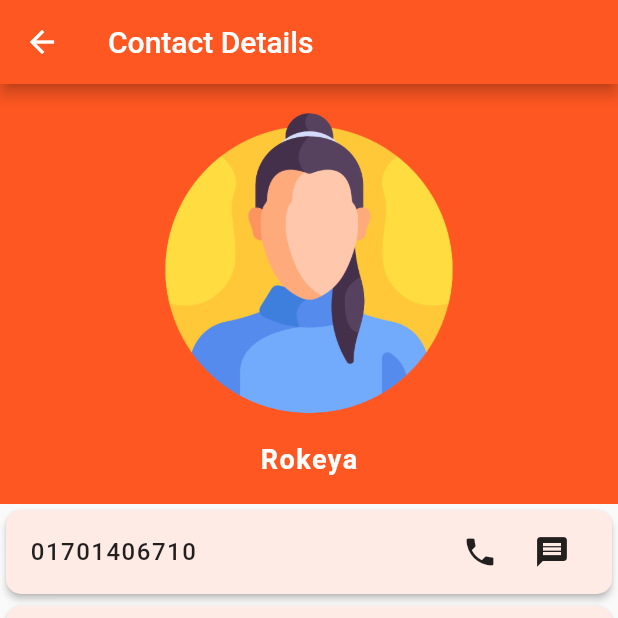
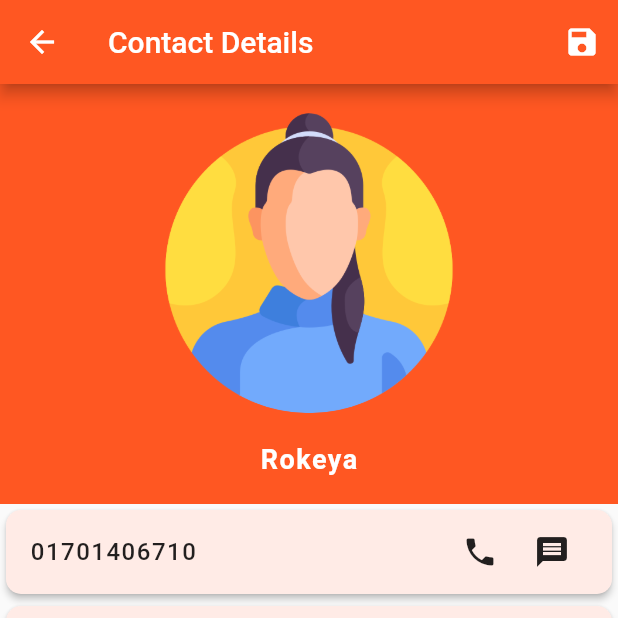
Before and after one commit to devfoyzur17/contact_list_app, a Flutter app: the ContactDetailsPage screen opened directly with sample values from the repository, on a phone screen of 412 x 824 dp, the top half of it. Run offline on Flutter 3.47's test engine with Material 2 defaults, Android fonts, the phone set to English and light mode, and no system bars; our stand-ins replace image_picker.

Commit message:
add edit data

```diff
--- a/lib/pages/contact_details_page.dart
+++ b/lib/pages/contact_details_page.dart
@@ -1,4 +1,4 @@
-// ignore_for_file: prefer_const_constructors
+// ignore_for_file: prefer_const_constructors, prefer_final_fields, unused_field
 
 import 'dart:io';
 
@@ -9,7 +9,9 @@ import 'package:url_launcher/url_launcher.dart';
 class ContactDetailsPage extends StatefulWidget {
   static const routeName = "/contact-details-page";
   final ContactModel contact;
-  ContactDetailsPage({Key? key, required this.contact}) : super(key: key);
+  final int index;
+  ContactDetailsPage({Key? key, required this.contact, required this.index})
+      : super(key: key);
 
   @override
   State<ContactDetailsPage> createState() => _ContactDetailsPageState();
@@ -18,6 +20,20 @@ class ContactDetailsPage extends StatefulWidget {
 class _ContactDetailsPageState extends State<ContactDetailsPage> {
   //late ContactModel contact;
   Size? size;
+  bool _editEmailState = false;
+  bool _editLocationState = false;
+  bool _editWebsiteState = false;
+  final emailController = TextEditingController();
+  final streetAddressController = TextEditingController();
+  final websiteController = TextEditingController();
+
+  @override
+  void dispose() {
+    emailController.dispose();
+    streetAddressController.dispose();
+    websiteController.dispose();
+    super.dispose();
+  }
 
   @override
   void didChangeDependencies() {
@@ -32,6 +48,9 @@ class _ContactDetailsPageState extends State<ContactDetailsPage> {
       appBar: AppBar(
         shadowColor: Colors.black,
         title: Text("Contact Details"),
+        actions: [
+          IconButton(onPressed: updateInformation, icon: Icon(Icons.save))
+        ],
       ),
       body: ListView(
         children: [
@@ -112,8 +131,12 @@ class _ContactDetailsPageState extends State<ContactDetailsPage> {
             color: Color(0xffffebe6),
             shadowColor: Colors.black,
             child: ListTile(
-              title: Text(
-                widget.contact.email == null || widget.contact.email!.isEmpty
+              title: _editEmailState
+                  ? cusstomTextField(
+                      "Enter your email", Icons.email_outlined, emailController)
+                  : Text(
+                      widget.contact.email == null ||
+                              widget.contact.email!.isEmpty
                           ? "No email added!"
                           : widget.contact.email.toString(),
                       style: widget.contact.email == null ||
@@ -125,7 +148,10 @@ class _ContactDetailsPageState extends State<ContactDetailsPage> {
                               letterSpacing: 1),
                     ),
               trailing: IconButton(
-                  onPressed: _makeEmail,
+                  onPressed: widget.contact.email!.isEmpty ||
+                          widget.contact.email == null
+                      ? editEmail
+                      : _makeEmail,
                   icon: widget.contact.email == null ||
                           widget.contact.email!.isEmpty
                       ? Icon(
@@ -145,7 +171,10 @@ class _ContactDetailsPageState extends State<ContactDetailsPage> {
             color: Color(0xffffebe6),
             shadowColor: Colors.black,
             child: ListTile(
-              title: Text(
+              title: _editLocationState
+                  ? cusstomTextField("Enter your location", Icons.location_city,
+                      streetAddressController)
+                  : Text(
                       widget.contact.streetAddredd == null ||
                               widget.contact.streetAddredd!.isEmpty
                           ? "No location added!"
@@ -159,7 +188,10 @@ class _ContactDetailsPageState extends State<ContactDetailsPage> {
                               letterSpacing: 1),
                     ),
               trailing: IconButton(
-                  onPressed: _makeCurrentLocation,
+                  onPressed: widget.contact.email!.isEmpty ||
+                          widget.contact.email == null
+                      ? editLocation
+                      : _makeCurrentLocation,
                   icon: widget.contact.streetAddredd == null ||
                           widget.contact.streetAddredd!.isEmpty
                       ? Icon(
@@ -179,7 +211,10 @@ class _ContactDetailsPageState extends State<ContactDetailsPage> {
             color: Color(0xffffebe6),
             shadowColor: Colors.black,
             child: ListTile(
-              title: Text(
+              title: _editWebsiteState
+                  ? cusstomTextField(
+                      "Enter your website", Icons.language, websiteController)
+                  : Text(
                       widget.contact.website == null ||
                               widget.contact.website!.isEmpty
                           ? "No website added!"
@@ -193,7 +228,10 @@ class _ContactDetailsPageState extends State<ContactDetailsPage> {
                               letterSpacing: 1),
                     ),
               trailing: IconButton(
-                  onPressed: _makeWebsite,
+                  onPressed: widget.contact.email!.isEmpty ||
+                          widget.contact.email == null
+                      ? editWebsite
+                      : _makeWebsite,
                   icon: widget.contact.website == null ||
                           widget.contact.website!.isEmpty
                       ? Icon(
@@ -255,4 +293,60 @@ class _ContactDetailsPageState extends State<ContactDetailsPage> {
       throw "Something wrong";
     }
   }
+
+  void editEmail() {
+    setState(() {
+      _editEmailState = !_editEmailState;
+    });
   }
+
+  void editLocation() {
+    setState(() {
+      _editLocationState = !_editLocationState;
+    });
+  }
+
+  void editWebsite() {
+    setState(() {
+      _editWebsiteState = !_editWebsiteState;
+    });
+  }
+
+  void updateInformation() {
+  ContactModel updateData =  ContactModel(
+        name: widget.contact.name,
+        mobile: widget.contact.mobile,
+        dateOfBirth: widget.contact.dateOfBirth,
+        email: emailController.text,
+        gender: widget.contact.gender,
+        image: widget.contact.image,
+        streetAddredd: streetAddressController.text,
+        website: websiteController.text);
+
+       contactListData[widget.index]=updateData;
+
+    Navigator.of(context).pop();
+  }
+
+  Widget cusstomTextField(String hint, IconData icon, controller) {
+    return TextField(
+      controller: controller,
+      style: TextStyle(color: Colors.white, fontWeight: FontWeight.w500),
+      decoration: InputDecoration(
+          filled: true,
+          fillColor: Colors.black54,
+          contentPadding: EdgeInsets.only(left: 10),
+          focusColor: Colors.white,
+          hintText: hint,
+          prefixIcon: Icon(
+            icon,
+            color: Colors.white,
+          ),
+          hintStyle:
+              TextStyle(color: Colors.grey, fontWeight: FontWeight.normal),
+          border: OutlineInputBorder(
+              borderSide: BorderSide.none,
+              borderRadius: BorderRadius.circular(10))),
+    );
+  }
+}
--- a/lib/pages/contact_list_page.dart
+++ b/lib/pages/contact_list_page.dart
@@ -73,6 +73,7 @@ class _ContactListPageState extends State<ContactListPage> {
 
 
               return  ContactDetailsPage(
+                index: index,
                    contact: contactListData[index],
               );
 
```
Lines whose indentation alone changed are shown as unchanged.
